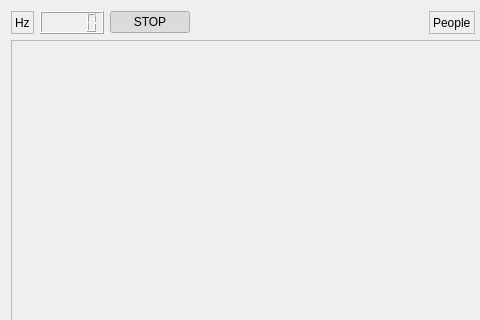
Above: agents/base_controller_agent/src/localUI.ui from robocomp/robocomp-shadow before the change; both pictures show x 0 to 480 and y 0 to 320 of the 800 by 600 pixel window. Below: the same form after it.
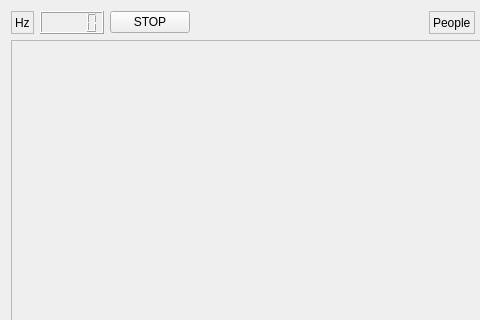
That is the form after the change.

Diff of the .ui file:
```diff
--- a/agents/base_controller_agent/src/localUI.ui
+++ b/agents/base_controller_agent/src/localUI.ui
@@ -53,7 +53,7 @@
           <bool>true</bool>
          </property>
          <property name="checked">
-          <bool>true</bool>
+          <bool>false</bool>
          </property>
         </widget>
        </item>
```
Left out of the diff: 4 changed lines with no effect on the pictures.
